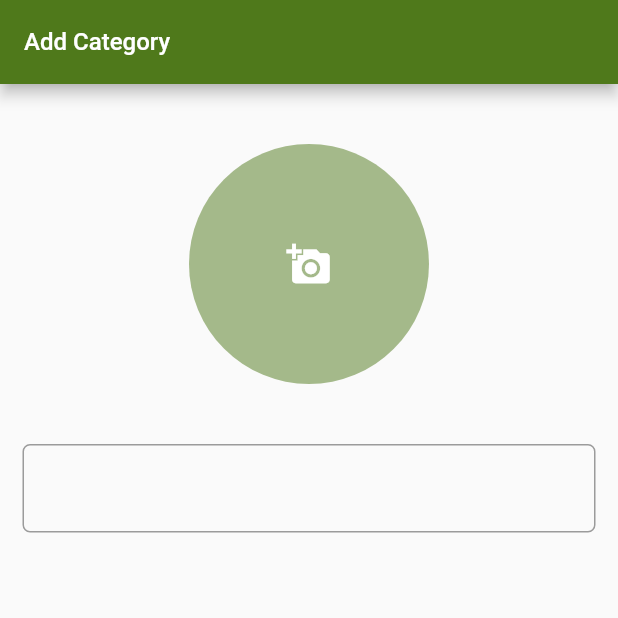
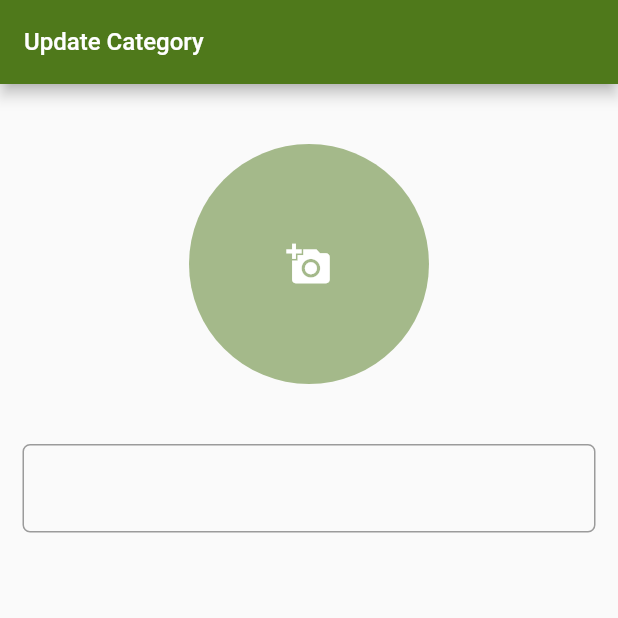
Before and after one commit to Net259/E-Shop-Admin, a Flutter app: the UpdateCategory screen opened directly with empty values, on a phone screen of 412 x 824 dp, the top half of it. Run offline on Flutter 3.47's test engine with Material 2 defaults, Android fonts, the phone set to English and light mode, and no system bars; our stand-ins replace cloud_firestore, firebase_core, firebase_storage, fluttertoast, image_picker; accounts and stored records are empty; Roboto replaces fonts that are missing (Merienda).

```diff
--- a/e_shop_admin/lib/screens/add_products.dart
+++ b/e_shop_admin/lib/screens/add_products.dart
@@ -177,6 +177,8 @@ class _AddProductState extends State<AddProduct> {
                     },
                   ),
                   TextFormField(
+                    maxLines: null,
+                    keyboardType: TextInputType.multiline,
                     controller: _descriptionController,
                     decoration: const InputDecoration(
                       labelText: 'Description',
--- a/e_shop_admin/lib/screens/orders.dart
+++ b/e_shop_admin/lib/screens/orders.dart
@@ -185,7 +185,7 @@ class _OrdersState extends State<Orders> {
                                                   : order.status,
                                               items: <String>[
                                                 'Pending',
-                                                'Delivery'
+                                                'Delivered'
                                               ].map((String value) {
                                                 return DropdownMenuItem<String>(
                                                   value: value,
@@ -197,7 +197,7 @@ class _OrdersState extends State<Orders> {
                                                 );
                                               }).toList(),
                                               onChanged: (String? newValue) {
-                                                if (newValue == 'Delivery') {
+                                                if (newValue == 'Delivered') {
                                                   final updatedOrderStatus = {
                                                     'status': newValue
                                                   };
--- a/e_shop_admin/lib/screens/update_category.dart
+++ b/e_shop_admin/lib/screens/update_category.dart
@@ -73,7 +73,7 @@ class _UpdateCategoryState extends State<UpdateCategory> {
       appBar: AppBar(
         backgroundColor: Palette.col,
         title: const CustomText(
-            text: 'Add Category', color: Colors.white, size: 16),
+            text: 'Update Category', color: Colors.white, size: 16),
       ),
       body: Form(
         key: _formkey,
```
Also changed, not shown: e_shop_admin/lib/controller/firebase_firestore.dart (+16 -0 lines), e_shop_admin/pubspec.lock.
